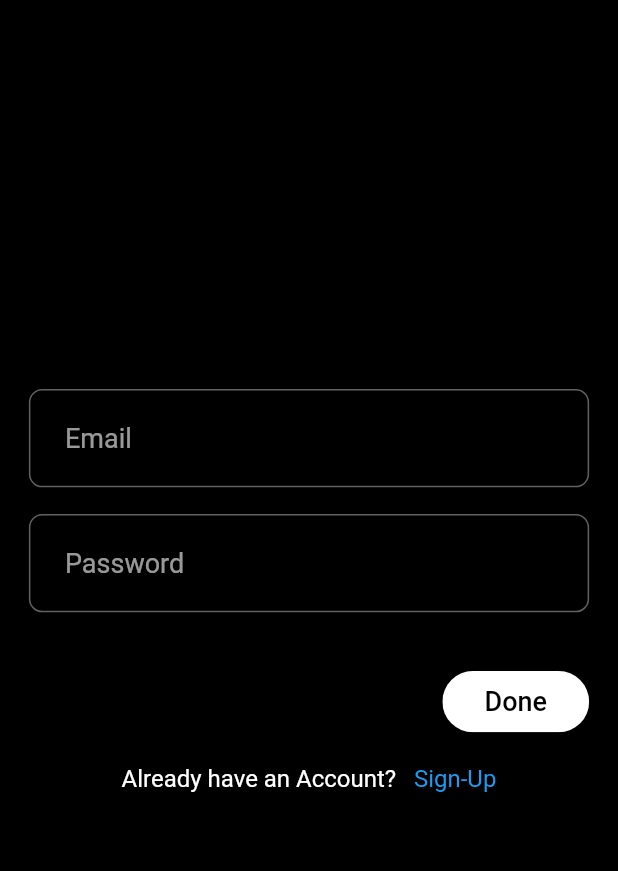
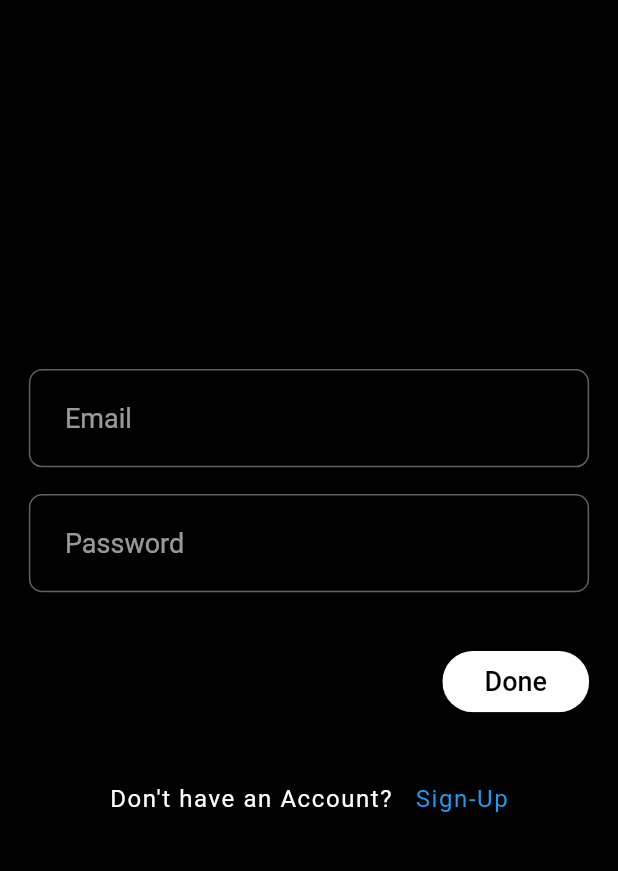
Before and after one commit to DARK-PROGRAMMER-I/twitter_app, a Flutter app: the screen it shows after launch, on a phone screen of 412 x 824 dp, the part 69-940 px from its top. Run offline on Flutter 3.47's test engine with Material 2 defaults, Android fonts, the phone set to English and light mode, and no system bars; our stand-ins replace flutter_screenutil, flutter_svg.

Commit message:
login page

```diff
--- a/lib/features/auth/view/login_view.dart
+++ b/lib/features/auth/view/login_view.dart
@@ -1,3 +1,4 @@
+import 'package:flutter/gestures.dart';
 import 'package:flutter/material.dart';
 import 'package:flutter_screenutil/flutter_screenutil.dart';
 import 'package:twitter_clone/constants/ui_constants.dart';
@@ -59,16 +60,22 @@ class _LoginViewState extends State<LoginView> {
                   ),
                 ),
                 SizedBox(
-                  height: 20.h,
+                  height: 50.h,
                 ),
                 RichText(
                     text: TextSpan(
-                      text: 'Already have an Account? \ \ ',
-                      style: TextStyle(fontSize: 16.spMax, color: Pallete.whiteColor),
+                      text: 'Don\'t have an Account? \ \ ',
+                      style: TextStyle(
+                        fontSize: 16.spMax,
+                        color: Pallete.whiteColor,
+                        letterSpacing: 1.1.w
+                      ),
                       children: [
                         TextSpan(
                           text: 'Sign-Up',
                           style: TextStyle(fontSize: 16.spMax, color: Pallete.blueColor),
+                          recognizer: TapGestureRecognizer()..onTap = (){
+                          }
                         )
                       ]
                     ),
```
